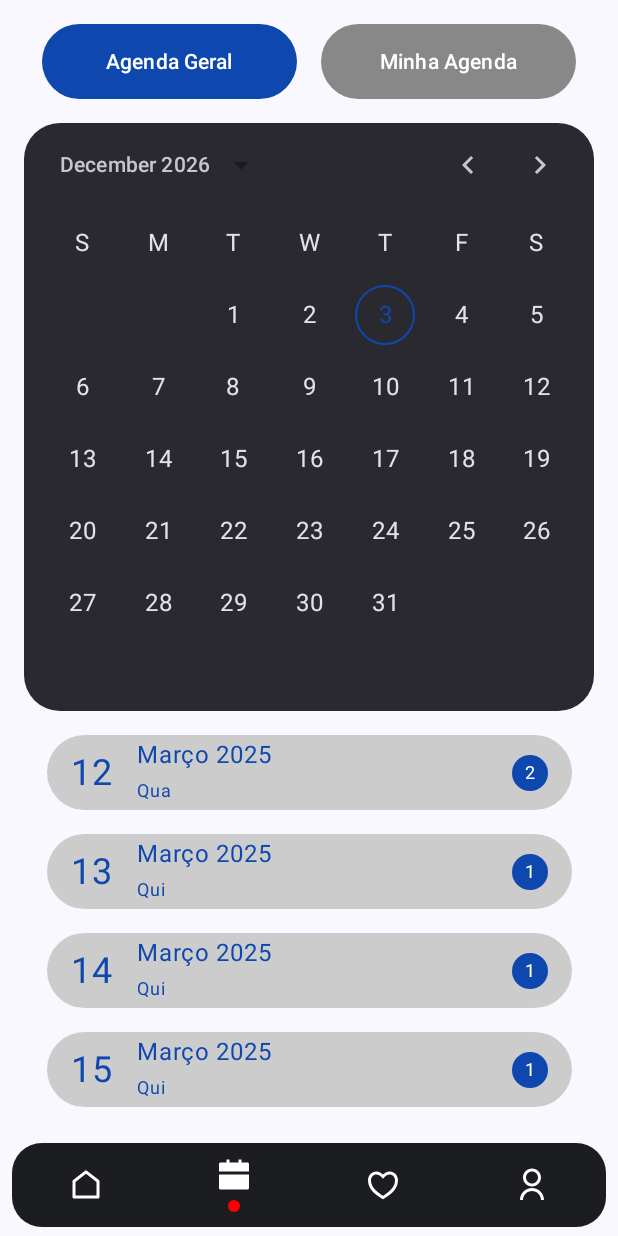
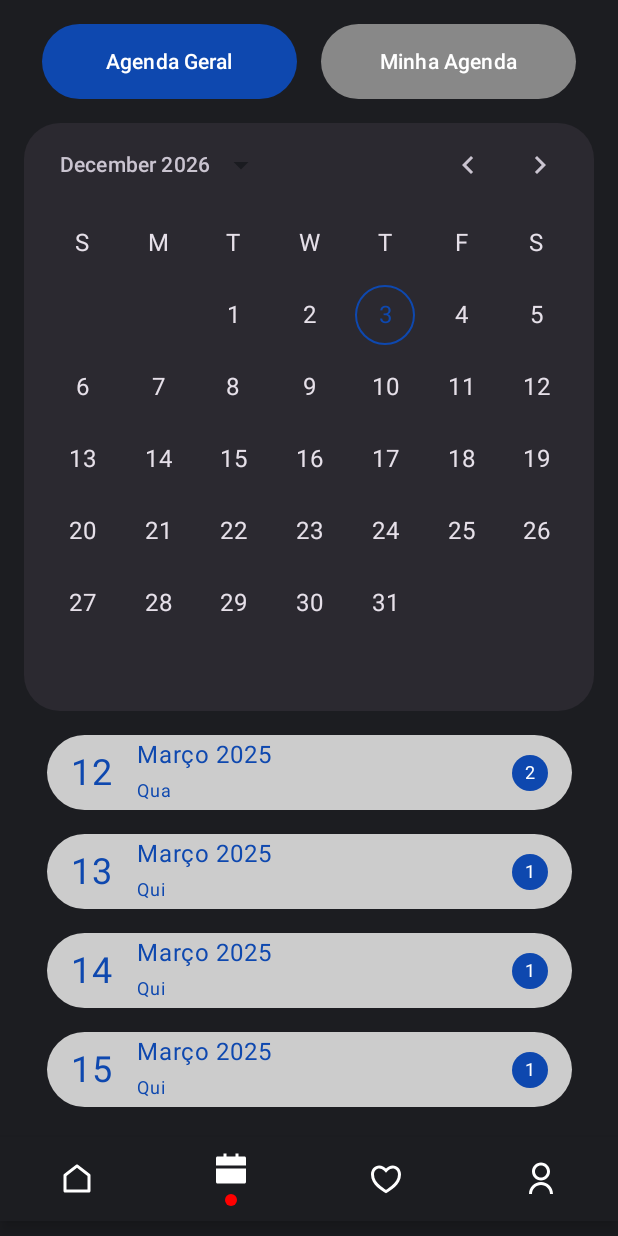
Before and after one commit to JesusIsKing-Tech/JK-MobileApp, an Android app built with Jetpack Compose: the CalendarScreen screen opened through its navigation route, on a phone screen of 412 x 824 dp. Run offline under Robolectric (Android 15) with nearby library versions, the phone set to English and light mode, and no system bars; pictures from the network do not load; 1 statement that could not run was skipped.

Commit message:
arrumando nav bar e deixando home qnd abrir

```diff
--- a/app/src/main/java/com/example/jkconect/MainActivity.kt
+++ b/app/src/main/java/com/example/jkconect/MainActivity.kt
@@ -16,6 +16,7 @@ import androidx.compose.foundation.layout.Box
 import androidx.compose.foundation.layout.Column
 import androidx.compose.foundation.layout.Spacer
 import androidx.compose.foundation.layout.fillMaxHeight
+import androidx.compose.foundation.layout.fillMaxWidth
 import androidx.compose.foundation.layout.height
 import androidx.compose.foundation.layout.padding
 import androidx.compose.foundation.layout.size
@@ -67,7 +68,6 @@ import com.example.jkconect.data.api.UserViewModel
 import com.example.jkconect.data.api.userViewModelModule
 import com.example.jkconect.navigation.item.BottomNavItem
 import com.example.jkconect.navigation.item.CalendarScreenRoute
-import com.example.jkconect.navigation.item.FeedScreenRoute
 import com.example.jkconect.navigation.item.HomeScreenRoute
 import com.example.jkconect.navigation.item.MyEventsScreenRoute
 import com.example.jkconect.navigation.item.ProfileScreenRoute
@@ -92,7 +92,6 @@ class MainActivity : ComponentActivity() {
                         val profileRouteBase = "profile/"
                         if (currentRoute == HomeScreenRoute.route ||
                             currentRoute == CalendarScreenRoute.route ||
-                            currentRoute == FeedScreenRoute.route ||
                             currentRoute == MyEventsScreenRoute.route ||
                             currentRoute == ProfileScreenRoute.route ||
                             currentRoute?.startsWith(profileRouteBase) == true
@@ -125,7 +124,12 @@ fun BottomNavigationBar(navController: NavHostController) {
         backgroundColor = Color(0xFF1C1D21),
         contentColor = Color.White,
         elevation = 6.dp,
-        modifier = Modifier.padding(start = 8.dp, end = 8.dp, bottom = 6.dp).clip(RoundedCornerShape(20.dp))
+        modifier = Modifier
+            .fillMaxWidth()
+            .background( Color(0xFF1C1D21)) // Aplica o fundo primeiro
+            .padding(top = 10.dp)
+            .background( Color(0xFF1C1D21)) // Aplica o fundo primeiro
+            .padding(bottom = 10.dp)
     ) {
         BottomNavItem.items.forEach { item ->
             val selected = currentRoute?.startsWith(item.route) == true || currentRoute == item.route
--- a/app/src/main/java/com/example/jkconect/main/calendar/loginScreen.kt
+++ b/app/src/main/java/com/example/jkconect/main/calendar/loginScreen.kt
@@ -64,6 +64,8 @@ fun CalendarScreen() {
         horizontalAlignment = Alignment.CenterHorizontally,
         modifier = Modifier
             .fillMaxSize()
+            .background(Color(0xFF1C1D21))  // Define a cor de fundo aqui
+
     ) {
         Row(
             modifier = Modifier.padding(top = 16.dp),
--- a/app/src/main/java/com/example/jkconect/main/feed/FeedScreen.kt
+++ b/app/src/main/java/com/example/jkconect/main/feed/FeedScreen.kt
@@ -25,8 +25,4 @@ fun FeedScreen() {
     }
 }
 
-@Preview(showBackground = true)
-@Composable
-private fun FeedScreenPreview() {
-    FeedScreen()
-}
+// n tem nada
--- a/app/src/main/java/com/example/jkconect/main/home/HomeScreen.kt
+++ b/app/src/main/java/com/example/jkconect/main/home/HomeScreen.kt
@@ -196,7 +196,7 @@ fun HomeScreen(
     var filtroSelecionado by remember { mutableStateOf("Esta semana") }
 
     // Cores
-    val backgroundColor = Color(0xFF121212)
+    val backgroundColor = Color(0xFF1C1D21)
     val primaryColor = Color(0xFF3B5FE9)
     val textColor = Color.White
     val secondaryTextColor = Color(0xFFAAAAAA)
@@ -248,13 +248,16 @@ fun HomeScreen(
         Column(
             modifier = Modifier
                 .fillMaxSize()
+                .background(backgroundColor) // Aplica o fundo primeiro
                 .padding(horizontal = 16.dp)
+                .background(backgroundColor) // Aplica o fundo primeiro
                 .padding(top = 40.dp)
         ) {
             // Cabeçalho com saudação e foto de perfil
             Row(
                 modifier = Modifier
                     .fillMaxWidth()
+                    .background(backgroundColor) // Aplica o fundo primeiro
                     .padding(bottom = 8.dp),
                 horizontalArrangement = Arrangement.SpaceBetween,
                 verticalAlignment = Alignment.CenterVertically
@@ -1131,7 +1134,7 @@ fun EventoCardHorizontal(
 }
 
 
-@Preview(showBackground = true)
+@Preview()
 @Composable
 fun EventosAppPreview() {
     HomeScreen()
--- a/app/src/main/java/com/example/jkconect/navigation/item/BottomNavItem.kt
+++ b/app/src/main/java/com/example/jkconect/navigation/item/BottomNavItem.kt
@@ -3,6 +3,7 @@ package com.example.jkconect.navigation.item
 import androidx.annotation.DrawableRes
 import com.example.jkconect.R
 
+// ESTILIZAR A NAV na main activity
 
 sealed class BottomNavItem(
     val route: String,
@@ -10,8 +11,8 @@ sealed class BottomNavItem(
     @DrawableRes val selectedIcon: Int,
     @DrawableRes val unselectedIcon: Int,
 ) {
-    object Feed : BottomNavItem(
-        route = FeedScreenRoute.route,
+    object Home : BottomNavItem(
+        route = HomeScreenRoute.route,
         title = R.string.bottom_bar_item_feed,
         selectedIcon = R.drawable.ic_feed_selected,
         unselectedIcon = R.drawable.ic_feed_unselected
@@ -39,7 +40,7 @@ sealed class BottomNavItem(
     )
 
     companion object {
-        val items = listOf(Feed, Calendar, MyEvents, Profile)
+        val items = listOf(Home, Calendar, MyEvents, Profile)
     }
 }
 
@@ -59,10 +60,6 @@ object HomeScreenRoute {
     const val route = "home"
 }
 
-object FeedScreenRoute {
-    const val route = "feed"
-}
-
 object LoginScreenRoute {
     const val route = "login"
 }
--- a/app/src/main/java/com/example/jkconect/navigation/navhost/MyNavHost.kt
+++ b/app/src/main/java/com/example/jkconect/navigation/navhost/MyNavHost.kt
@@ -19,7 +19,6 @@ import com.example.jkconect.main.feed.FeedScreen
 import com.example.jkconect.main.myevents.MyEvents
 import com.example.jkconect.main.profile.ProfileScreen
 import com.example.jkconect.navigation.item.CalendarScreenRoute
-import com.example.jkconect.navigation.item.FeedScreenRoute
 import com.example.jkconect.navigation.item.HomeScreenRoute
 import com.example.jkconect.navigation.item.LoginScreenRoute
 import com.example.jkconect.navigation.item.MyEventsScreenRoute
@@ -31,28 +30,25 @@ import org.koin.androidx.compose.koinViewModel
 fun MyNavHost(navHostController: NavHostController, modifier: Modifier = Modifier) {
     NavHost(
         navController = navHostController,
-        startDestination = LoginScreenRoute.route,
+        startDestination = HomeScreenRoute.route,
         modifier = modifier
     ) {
-        composable(LoginScreenRoute.route) {
-            val userViewModel: UserViewModel = koinViewModel()
-            LoginScreen(navController = navHostController, onLoginSuccess = { token, userId ->
-                Log.d("MyNavHost", "Login bem-sucedido, Token: $token, UserId: $userId")
-                userViewModel.updateAuthToken(token)
-                userViewModel.updateUserId(userId)
-                navHostController.navigate("profile/$userId") {
-                    popUpTo(LoginScreenRoute.route) { inclusive = true }
-                }
-            })
-        }
+//        composable(LoginScreenRoute.route) {
+//            val userViewModel: UserViewModel = koinViewModel()
+//            LoginScreen(navController = navHostController, onLoginSuccess = { token, userId ->
+//                Log.d("MyNavHost", "Login bem-sucedido, Token: $token, UserId: $userId")
+//                userViewModel.updateAuthToken(token)
+//                userViewModel.updateUserId(userId)
+//                navHostController.navigate("profile/$userId") {
+//                    popUpTo(LoginScreenRoute.route) { inclusive = true }
+//                }
+//            })
+//        }
         composable(HomeScreenRoute.route) {
             HomeScreen()
         }
         composable(CalendarScreenRoute.route) {
             CalendarScreen()
-        }
-        composable(FeedScreenRoute.route) {
-            FeedScreen()
         }
         composable(MyEventsScreenRoute.route) {
             MyEvents()
```
Also changed, not shown: app/src/main/java/com/example/jkconect/main/myevents/MyEventsScreen.kt (+5 -2 lines), app/src/main/java/com/example/jkconect/navigation/navhost/BottomAppBarNavHost.kt (+10 -18 lines).
